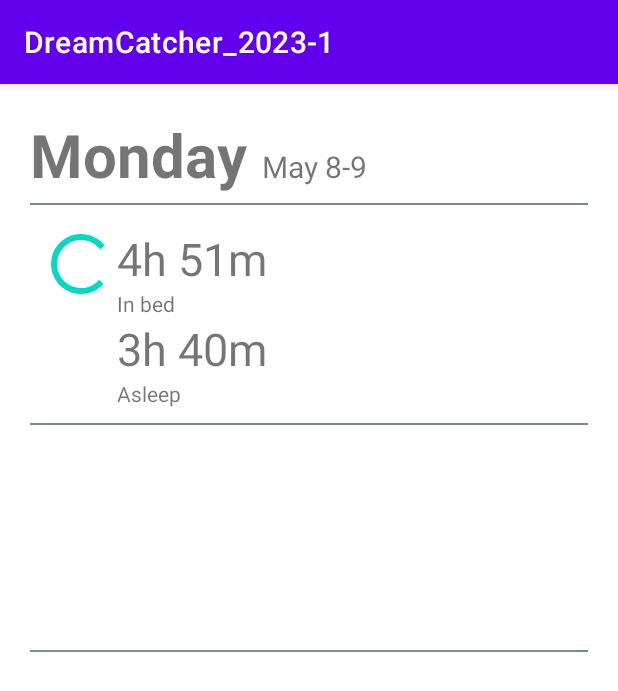
After one commit to beomsun0829/DreamCatcher_2023-1, an Android app: the ResultSleep screen opened directly, with no data from a screen before it, on a phone screen of 412 x 824 dp. The commit adds this screen. Shown: the top 691 px of the screen. Run offline under Robolectric (Android 15) with nearby library versions, the phone set to English and light mode, and no system bars.

Commit message:
수면측정&메모

```diff
--- a/app/src/main/java/com/example/dreamcatcher_2023_1/ui/alarm/AlarmFragment.java
+++ b/app/src/main/java/com/example/dreamcatcher_2023_1/ui/alarm/AlarmFragment.java
@@ -10,6 +10,7 @@ import androidx.annotation.NonNull;
 import androidx.fragment.app.Fragment;
 import androidx.lifecycle.ViewModelProvider;
 
+import com.example.dreamcatcher_2023_1.R;
 import com.example.dreamcatcher_2023_1.databinding.FragmentAlarmBinding;
 
 public class AlarmFragment extends Fragment {
@@ -26,6 +27,8 @@ public class AlarmFragment extends Fragment {
 
         final TextView textView = binding.textAlarm;
         alarmViewModel.getText().observe(getViewLifecycleOwner(), textView::setText);
+
+
         return root;
     }
 
--- a/app/src/main/java/com/example/dreamcatcher_2023_1/ui/alarm/AlarmViewModel.java
+++ b/app/src/main/java/com/example/dreamcatcher_2023_1/ui/alarm/AlarmViewModel.java
@@ -10,7 +10,6 @@ public class AlarmViewModel extends ViewModel {
 
     public AlarmViewModel() {
         mText = new MutableLiveData<>();
-        mText.setValue("This is home fragment");
     }
 
     public LiveData<String> getText() {
--- /dev/null
+++ b/app/src/main/java/com/example/dreamcatcher_2023_1/ui/alarm/ResultSleep.java
@@ -0,0 +1,30 @@
+package com.example.dreamcatcher_2023_1.ui.alarm;
+
+import androidx.appcompat.app.AppCompatActivity;
+
+import android.os.Bundle;
+import android.widget.TextView;
+
+import com.example.dreamcatcher_2023_1.R;
+
+public class ResultSleep extends AppCompatActivity {
+    TextView viewMemo;
+
+    @Override
+    protected void onCreate(Bundle savedInstanceState) {
+        super.onCreate(savedInstanceState);
+        setContentView(R.layout.activity_result_sleep);
+
+        viewMemo = (TextView)findViewById(R.id.viewMemo);
+
+
+       String memo = getIntent().getStringExtra("memo");
+//        String monthStr = getIntent().getStringExtra("monStr");
+//        int date = getIntent().getSExtra("date");
+//        String monthStr = getIntent().getStringExtra("monStr");
+
+
+
+        viewMemo.setText(memo);
+    }
+}
--- /dev/null
+++ b/app/src/main/res/layout/activity_result_sleep.xml
@@ -0,0 +1,105 @@
+<?xml version="1.0" encoding="utf-8"?>
+<LinearLayout xmlns:android="http://schemas.android.com/apk/res/android"
+    xmlns:app="http://schemas.android.com/apk/res-auto"
+    xmlns:tools="http://schemas.android.com/tools"
+    android:layout_width="match_parent"
+    android:layout_height="match_parent"
+    android:orientation="vertical"
+    android:padding="20dp"
+    tools:context=".ui.alarm.ResultSleep">
+
+    <LinearLayout
+        android:id="@+id/layoutDate"
+        android:layout_width="wrap_content"
+        android:layout_height="wrap_content"
+        android:orientation="horizontal">
+
+        <TextView
+            android:id="@+id/textView12"
+            android:layout_width="match_parent"
+            android:layout_height="wrap_content"
+            android:text="Monday"
+            android:textSize="40sp"
+            android:textStyle="bold" />
+
+        <TextView
+            android:id="@+id/viewDate"
+            android:layout_width="wrap_content"
+            android:layout_height="wrap_content"
+            android:layout_marginLeft="10dp"
+            android:text="May 8-9"
+            android:textSize="20sp" />
+    </LinearLayout>
+
+    <View
+        android:layout_width="match_parent"
+        android:layout_height="1dp"
+        android:layout_marginTop="5dp"
+        android:layout_marginBottom="5dp"
+        android:background="#778899" />
+
+
+    <LinearLayout
+        android:id="@+id/layoutTime"
+        android:layout_width="match_parent"
+        android:layout_height="wrap_content"
+        android:layout_margin="10dp"
+        android:orientation="horizontal">
+
+        <ProgressBar
+            android:id="@+id/progressBar"
+            style="?android:attr/progressBarStyle"
+            android:layout_width="wrap_content"
+            android:layout_height="wrap_content" />
+
+        <LinearLayout
+            android:layout_width="match_parent"
+            android:layout_height="wrap_content"
+            android:orientation="vertical">
+
+            <TextView
+                android:id="@+id/textView4"
+                android:layout_width="match_parent"
+                android:layout_height="wrap_content"
+                android:text="4h 51m"
+                android:textSize="30sp" />
+
+            <TextView
+                android:id="@+id/textView9"
+                android:layout_width="match_parent"
+                android:layout_height="wrap_content"
+                android:text="In bed" />
+
+            <TextView
+                android:id="@+id/textView8"
+                android:layout_width="match_parent"
+                android:layout_height="wrap_content"
+                android:text="3h 40m"
+                android:textSize="30sp" />
+
+
+            <TextView
+                android:id="@+id/textView10"
+                android:layout_width="match_parent"
+                android:layout_height="wrap_content"
+                android:text="Asleep" />
+
+        </LinearLayout>
+    </LinearLayout>
+    <View
+        android:layout_width="match_parent"
+        android:layout_height="1dp"
+        android:background="#778899"/>
+
+    <TextView
+        android:id="@+id/viewMemo"
+        android:layout_width="match_parent"
+        android:layout_height="150dp"
+        android:padding="10dp"
+        android:text="오늘은 잠을 잘 잤다." />
+    <View
+        android:layout_width="match_parent"
+        android:layout_height="1dp"
+        android:background="#778899"/>
+
+</LinearLayout>
--- a/app/src/main/res/layout/fragment_alarm.xml
+++ b/app/src/main/res/layout/fragment_alarm.xml
@@ -2,6 +2,7 @@
 <androidx.constraintlayout.widget.ConstraintLayout xmlns:android="http://schemas.android.com/apk/res/android"
     xmlns:app="http://schemas.android.com/apk/res-auto"
     xmlns:tools="http://schemas.android.com/tools"
+    android:id="@+id/layoutAlarm"
     android:layout_width="match_parent"
     android:layout_height="match_parent"
     tools:context=".ui.alarm.AlarmFragment">
```
Also changed, not shown: app/src/main/AndroidManifest.xml (+9 -0 lines), app/src/main/java/com/example/dreamcatcher_2023_1/ui/alarm/EndSleep.java (added, +40 -0 lines), app/src/main/java/com/example/dreamcatcher_2023_1/ui/alarm/TrackingSleep.java (added, +155 -0 lines), app/src/main/res/layout/activity_end_sleep.xml (added, +66 -0 lines), app/src/main/res/layout/activity_tracking_sleep.xml (added, +36 -0 lines).
